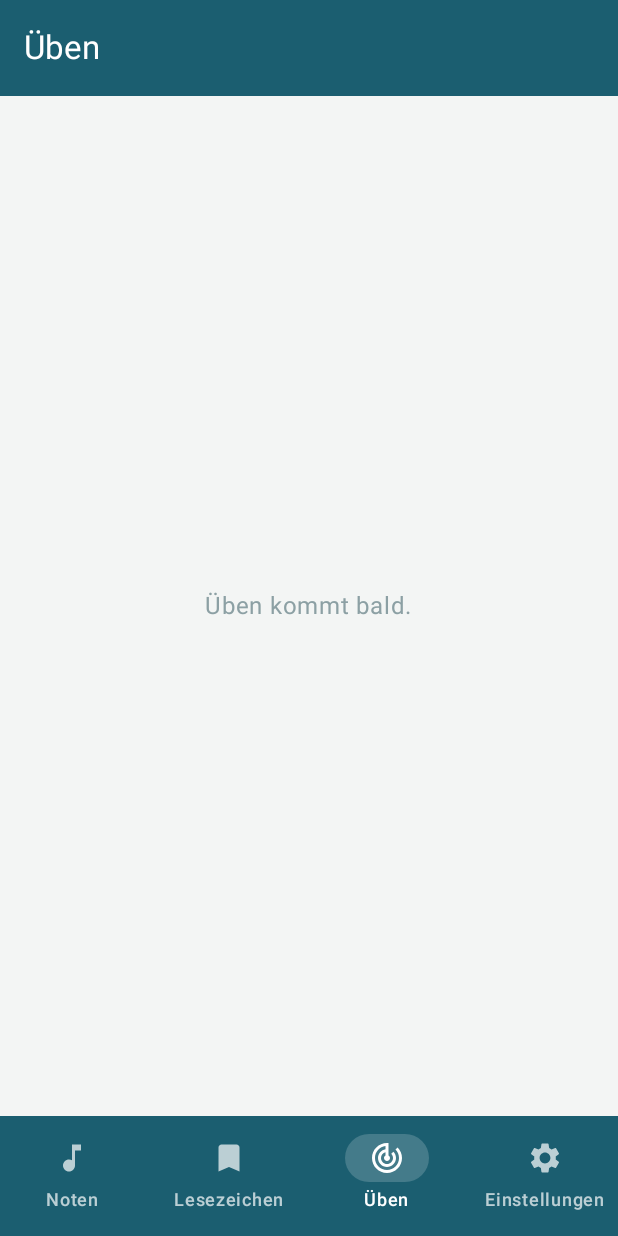
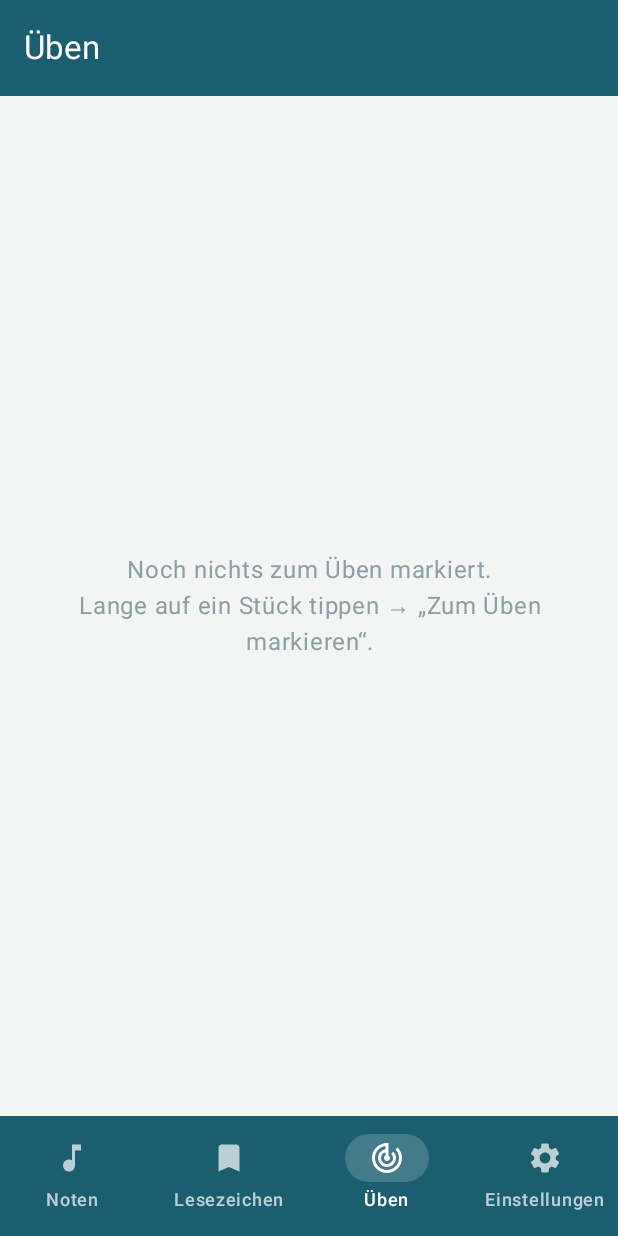
Before and after one commit to Demiguise2360/BasicSheets, an Android app built with Jetpack Compose: the screen it shows after launch (MainActivity), item 3 of the bottom bar chosen, on a phone screen of 412 x 824 dp. Run offline under Robolectric (Android 15) with nearby library versions, the phone set to English and light mode, and no system bars; our stand-ins replace Room's generated code; libraries missing offline, so code that uses them is left out: com.tom_roush.pdfbox; 1 statement that could not run was skipped.

Commit message:
feat(android): practice marks (Üben-Marken) + Üben tab
Songs can be marked "zum Üben" via the library long-press menu; marked
pieces get a petrol "Üben" pill on their card and fill the Üben tab
(most-recently-marked first), where each can be opened or un-marked.

Stored as a nullable practiceMarkedAt timestamp on Sheet (DB v2→v3,
non-destructive ALTER TABLE, matching the existing nullable-column
migration pattern), exposed via SheetDao.observePractice().

Co-Authored-By: Claude Opus 4.8 <noreply@anthropic.com>

```diff
--- a/android/app/src/main/java/ch/desgin/basicsheets/data/BasicSheetsDatabase.kt
+++ b/android/app/src/main/java/ch/desgin/basicsheets/data/BasicSheetsDatabase.kt
@@ -13,7 +13,7 @@ import androidx.sqlite.db.SupportSQLiteDatabase
         ViewerButton::class, Collection::class, SheetCollectionLink::class,
         SheetFile::class, Crop::class, SettingRow::class, AnnotationRow::class,
     ],
-    version = 2,
+    version = 3,
     exportSchema = false,
 )
 abstract class BasicSheetsDatabase : RoomDatabase() {
@@ -36,7 +36,7 @@ abstract class BasicSheetsDatabase : RoomDatabase() {
                     context.applicationContext,
                     BasicSheetsDatabase::class.java,
                     "basicsheets.db",
-                ).addMigrations(MIGRATION_1_2).build().also { instance = it }
+                ).addMigrations(MIGRATION_1_2, MIGRATION_2_3).build().also { instance = it }
             }
 
         private val MIGRATION_1_2 = object : Migration(1, 2) {
@@ -44,5 +44,11 @@ abstract class BasicSheetsDatabase : RoomDatabase() {
                 db.execSQL("ALTER TABLE collections ADD COLUMN color TEXT")
             }
         }
+
+        private val MIGRATION_2_3 = object : Migration(2, 3) {
+            override fun migrate(db: SupportSQLiteDatabase) {
+                db.execSQL("ALTER TABLE sheets ADD COLUMN practiceMarkedAt INTEGER")
+            }
+        }
     }
 }
--- a/android/app/src/main/java/ch/desgin/basicsheets/data/Daos.kt
+++ b/android/app/src/main/java/ch/desgin/basicsheets/data/Daos.kt
@@ -15,6 +15,10 @@ interface SheetDao {
 
     @Query("SELECT * FROM sheets ORDER BY name COLLATE NOCASE")
     suspend fun all(): List<Sheet>
+
+    /** Sheets marked "zum Üben", most recently marked first. */
+    @Query("SELECT * FROM sheets WHERE practiceMarkedAt IS NOT NULL ORDER BY practiceMarkedAt DESC")
+    fun observePractice(): Flow<List<Sheet>>
 
     @Query("SELECT * FROM sheets WHERE id = :id")
     suspend fun byId(id: Int): Sheet?
--- a/android/app/src/main/java/ch/desgin/basicsheets/data/Entities.kt
+++ b/android/app/src/main/java/ch/desgin/basicsheets/data/Entities.kt
@@ -35,10 +35,12 @@ data class Sheet(
     val scrollSpeed: Int = 0,           // per-song auto-scroll px/s (0 = global default)
     val halfSplit: Double = 0.5,        // per-song half-page fold position (was localStorage in MAUI)
     val pageMode: String? = null,       // null = global; single | two | half-turn | scroll-v | scroll-h
+    val practiceMarkedAt: Long? = null, // null = not marked "zum Üben"; else when it was marked (Üben tab)
     val created: Long = System.currentTimeMillis(),
     val updated: Long = System.currentTimeMillis(),
 ) {
     val hasRange: Boolean get() = pageStart > 0 && pageEnd >= pageStart
+    val inPractice: Boolean get() = practiceMarkedAt != null
     fun information(): String =
         listOf(composer, part, genre, year).filter { it.isNotBlank() }.joinToString(" · ")
 }
--- a/android/app/src/main/java/ch/desgin/basicsheets/ui/home/AppShell.kt
+++ b/android/app/src/main/java/ch/desgin/basicsheets/ui/home/AppShell.kt
@@ -59,7 +59,7 @@ fun AppShell(
             when (tab) {
                 "noten" -> LibraryScreen(onOpen = onOpenSheet, onOpenSetlist = onOpenSetlist, onOpenCollection = onOpenCollection, onOpenComposer = onOpenComposer)
                 "lesezeichen" -> BookmarksScreen(onOpen = onOpenSheet)
-                "ueben" -> PracticeScreen()
+                "ueben" -> PracticeScreen(onOpen = onOpenSheet)
                 else -> SettingsScreen()
             }
         }
--- a/android/app/src/main/java/ch/desgin/basicsheets/ui/home/PracticeScreen.kt
+++ b/android/app/src/main/java/ch/desgin/basicsheets/ui/home/PracticeScreen.kt
@@ -1,25 +1,98 @@
 package ch.desgin.basicsheets.ui.home
 
+import androidx.compose.foundation.background
+import androidx.compose.foundation.clickable
+import androidx.compose.foundation.layout.Arrangement
 import androidx.compose.foundation.layout.Box
 import androidx.compose.foundation.layout.Column
+import androidx.compose.foundation.layout.PaddingValues
+import androidx.compose.foundation.layout.Row
+import androidx.compose.foundation.layout.Spacer
 import androidx.compose.foundation.layout.fillMaxSize
+import androidx.compose.foundation.layout.fillMaxWidth
+import androidx.compose.foundation.layout.padding
+import androidx.compose.foundation.layout.size
+import androidx.compose.foundation.layout.width
+import androidx.compose.foundation.lazy.LazyColumn
+import androidx.compose.foundation.lazy.items
+import androidx.compose.foundation.shape.CircleShape
+import androidx.compose.material.icons.Icons
+import androidx.compose.material.icons.filled.Check
+import androidx.compose.material.icons.filled.TrackChanges
+import androidx.compose.material3.ElevatedCard
 import androidx.compose.material3.ExperimentalMaterial3Api
+import androidx.compose.material3.Icon
+import androidx.compose.material3.IconButton
 import androidx.compose.material3.MaterialTheme
 import androidx.compose.material3.Text
 import androidx.compose.material3.TopAppBar
 import androidx.compose.runtime.Composable
+import androidx.compose.runtime.collectAsState
+import androidx.compose.runtime.getValue
+import androidx.compose.runtime.rememberCoroutineScope
 import androidx.compose.ui.Alignment
 import androidx.compose.ui.Modifier
+import androidx.compose.ui.draw.clip
+import androidx.compose.ui.text.style.TextAlign
+import androidx.compose.ui.text.style.TextOverflow
+import androidx.compose.ui.unit.dp
+import ch.desgin.basicsheets.BasicSheetsApp
 import ch.desgin.basicsheets.ui.theme.appTopBarColors
+import kotlinx.coroutines.launch
 
-/** "Üben" tab — practice. Placeholder for now (practice marks arrive in a later chunk). */
+/** "Üben" tab — the pieces marked "zum Üben" (long-press a song → Zum Üben markieren). */
 @OptIn(ExperimentalMaterial3Api::class)
 @Composable
-fun PracticeScreen() {
+fun PracticeScreen(onOpen: (Int) -> Unit) {
+    val app = BasicSheetsApp.instance
+    val scope = rememberCoroutineScope()
+    val items by app.library.observePractice().collectAsState(initial = emptyList())
+
     Column(Modifier.fillMaxSize()) {
         TopAppBar(title = { Text("Üben") }, colors = appTopBarColors())
-        Box(Modifier.fillMaxSize(), contentAlignment = Alignment.Center) {
-            Text("Üben kommt bald.", color = MaterialTheme.colorScheme.outline)
+        if (items.isEmpty()) {
+            Box(Modifier.fillMaxSize().padding(32.dp), contentAlignment = Alignment.Center) {
+                Text(
+                    "Noch nichts zum Üben markiert.\nLange auf ein Stück tippen → „Zum Üben markieren“.",
+                    color = MaterialTheme.colorScheme.outline,
+                    textAlign = TextAlign.Center,
+                )
+            }
+        } else {
+            LazyColumn(
+                Modifier.fillMaxSize(),
+                contentPadding = PaddingValues(12.dp),
+                verticalArrangement = Arrangement.spacedBy(8.dp),
+            ) {
+                items(items, key = { it.id }) { s ->
+                    ElevatedCard(Modifier.fillMaxWidth().clickable { onOpen(s.id) }) {
+                        Row(Modifier.padding(14.dp), verticalAlignment = Alignment.CenterVertically) {
+                            Box(
+                                Modifier.size(38.dp).clip(CircleShape).background(MaterialTheme.colorScheme.primary),
+                                contentAlignment = Alignment.Center,
+                            ) {
+                                Icon(
+                                    Icons.Filled.TrackChanges,
+                                    contentDescription = null,
+                                    tint = MaterialTheme.colorScheme.onPrimary,
+                                    modifier = Modifier.size(22.dp),
+                                )
+                            }
+                            Spacer(Modifier.width(12.dp))
+                            Column(Modifier.weight(1f)) {
+                                Text(s.name, style = MaterialTheme.typography.titleMedium, maxLines = 1, overflow = TextOverflow.Ellipsis)
+                                val sub = listOf(s.composer, s.part).filter { it.isNotBlank() }.joinToString(" · ")
+                                if (sub.isNotBlank()) {
+                                    Text(sub, style = MaterialTheme.typography.bodySmall, color = MaterialTheme.colorScheme.outline, maxLines = 1, overflow = TextOverflow.Ellipsis)
+                                }
+                            }
+                            IconButton(onClick = { scope.launch { app.library.setPractice(s, false) } }) {
+                                Icon(Icons.Filled.Check, contentDescription = "Üben-Markierung entfernen")
+                            }
+                        }
+                    }
+                }
+            }
         }
     }
 }
--- a/android/app/src/main/java/ch/desgin/basicsheets/ui/library/LibraryScreen.kt
+++ b/android/app/src/main/java/ch/desgin/basicsheets/ui/library/LibraryScreen.kt
@@ -161,7 +161,7 @@ fun LibraryScreen(
             "setlists" -> SetlistsTab(setlists, onOpenSetlist)
             "sammlungen" -> CollectionsTab(collections, onOpenCollection)
             "composer" -> ComposerTab(sheets, query, onOpenComposer)
-            else -> SongList(sheets, query, onOpen, onDelete = { vm.delete(it) }, onRate = { s, n -> vm.rate(s, n) })
+            else -> SongList(sheets, query, onOpen, onDelete = { vm.delete(it) }, onRate = { s, n -> vm.rate(s, n) }, onTogglePractice = { vm.togglePractice(it) })
         }
     }
 
@@ -185,21 +185,28 @@ fun LibraryScreen(
 }
 
 @Composable
-private fun SongList(sheets: List<Sheet>, query: String, onOpen: (Int) -> Unit, onDelete: (Sheet) -> Unit, onRate: (Sheet, Int) -> Unit) {
+private fun SongList(
+    sheets: List<Sheet>,
+    query: String,
+    onOpen: (Int) -> Unit,
+    onDelete: (Sheet) -> Unit,
+    onRate: (Sheet, Int) -> Unit,
+    onTogglePractice: (Sheet) -> Unit,
+) {
     if (sheets.isEmpty()) {
         EmptyTab(if (query.isBlank()) "Noch keine Noten. Tippe + um eine PDF hinzuzufügen." else "Keine Treffer.")
         return
     }
     LazyColumn(Modifier.fillMaxSize(), contentPadding = PaddingValues(12.dp), verticalArrangement = Arrangement.spacedBy(8.dp)) {
         items(sheets, key = { it.id }) { s ->
-            SheetCard(s, onOpen = { onOpen(s.id) }, onDelete = { onDelete(s) }, onRate = { onRate(s, it) })
+            SheetCard(s, onOpen = { onOpen(s.id) }, onDelete = { onDelete(s) }, onRate = { onRate(s, it) }, onTogglePractice = { onTogglePractice(s) })
         }
     }
 }
 
 @OptIn(ExperimentalFoundationApi::class, ExperimentalLayoutApi::class)
 @Composable
-private fun SheetCard(sheet: Sheet, onOpen: () -> Unit, onDelete: () -> Unit, onRate: (Int) -> Unit) {
+private fun SheetCard(sheet: Sheet, onOpen: () -> Unit, onDelete: () -> Unit, onRate: (Int) -> Unit, onTogglePractice: () -> Unit) {
     var menu by remember { mutableStateOf(false) }
     Box {
         ElevatedCard(Modifier.fillMaxWidth().combinedClickable(onClick = onOpen, onLongClick = { menu = true })) {
@@ -214,6 +221,7 @@ private fun SheetCard(sheet: Sheet, onOpen: () -> Unit, onDelete: () -> Unit, on
                         }
                     }
                     FlowRow(horizontalArrangement = Arrangement.spacedBy(6.dp), verticalArrangement = Arrangement.spacedBy(4.dp)) {
+                        if (sheet.inPractice) Pill("Üben", MaterialTheme.colorScheme.primary, MaterialTheme.colorScheme.onPrimary)
                         difficultyPill(sheet.difficulty)?.let { (label, bg, fg) -> Pill(label, bg, fg) }
                         sheet.tags.split(',').map { it.trim() }.filter { it.isNotEmpty() }.forEach {
                             Pill(it, MaterialTheme.colorScheme.secondaryContainer, MaterialTheme.colorScheme.onSecondaryContainer)
@@ -238,6 +246,10 @@ private fun SheetCard(sheet: Sheet, onOpen: () -> Unit, onDelete: () -> Unit, on
             }
         }
         DropdownMenu(expanded = menu, onDismissRequest = { menu = false }) {
+            DropdownMenuItem(
+                text = { Text(if (sheet.inPractice) "Üben-Markierung entfernen" else "Zum Üben markieren") },
+                onClick = { menu = false; onTogglePractice() },
+            )
             DropdownMenuItem(text = { Text("Bewerten ★") }, onClick = { menu = false; onRate(if (sheet.rating >= 5) 0 else sheet.rating + 1) })
             DropdownMenuItem(text = { Text("Löschen") }, onClick = { menu = false; onDelete() })
         }
--- a/android/app/src/main/java/ch/desgin/basicsheets/ui/library/LibraryViewModel.kt
+++ b/android/app/src/main/java/ch/desgin/basicsheets/ui/library/LibraryViewModel.kt
@@ -68,4 +68,5 @@ class LibraryViewModel : ViewModel() {
     fun importPdf(context: Context, uri: Uri) = viewModelScope.launch { repo.importPdf(context, uri) }
     fun delete(sheet: Sheet) = viewModelScope.launch { repo.delete(sheet) }
     fun rate(sheet: Sheet, stars: Int) = viewModelScope.launch { repo.update(sheet.copy(rating = stars)) }
+    fun togglePractice(sheet: Sheet) = viewModelScope.launch { repo.setPractice(sheet, !sheet.inPractice) }
 }
```
Also changed, not shown: android/app/src/main/java/ch/desgin/basicsheets/data/LibraryRepository.kt (+10 -0 lines).
